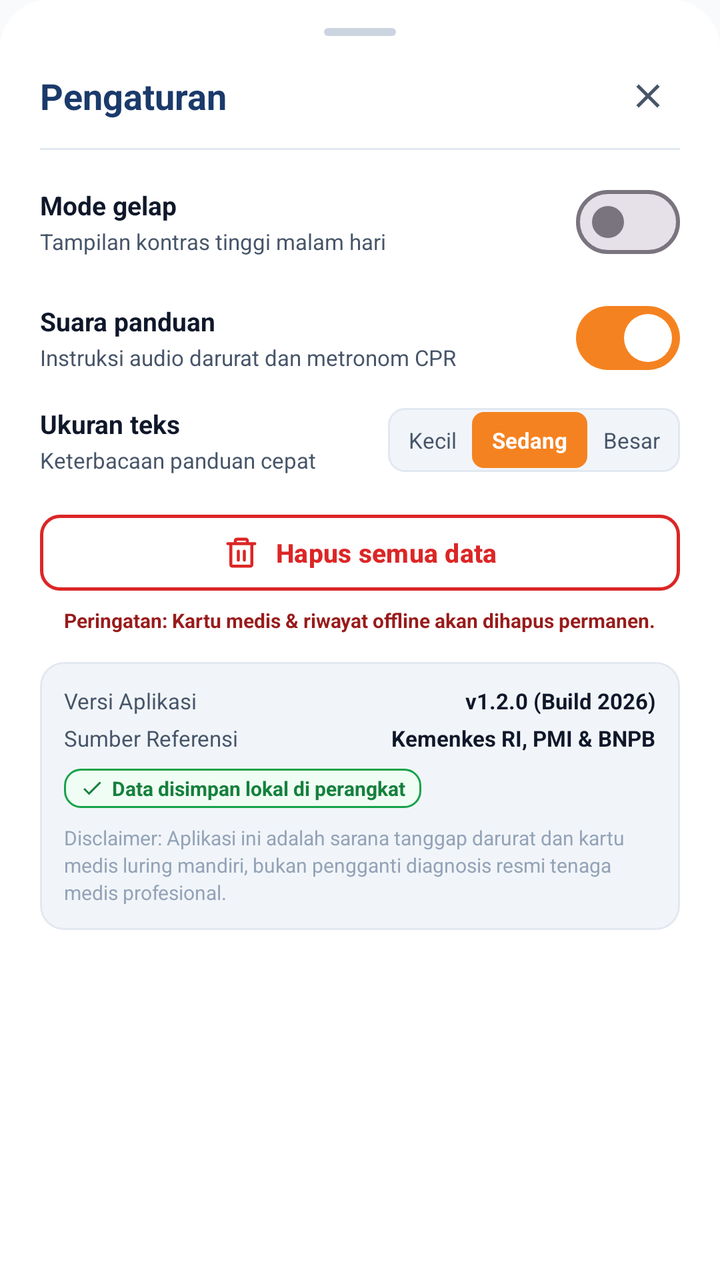
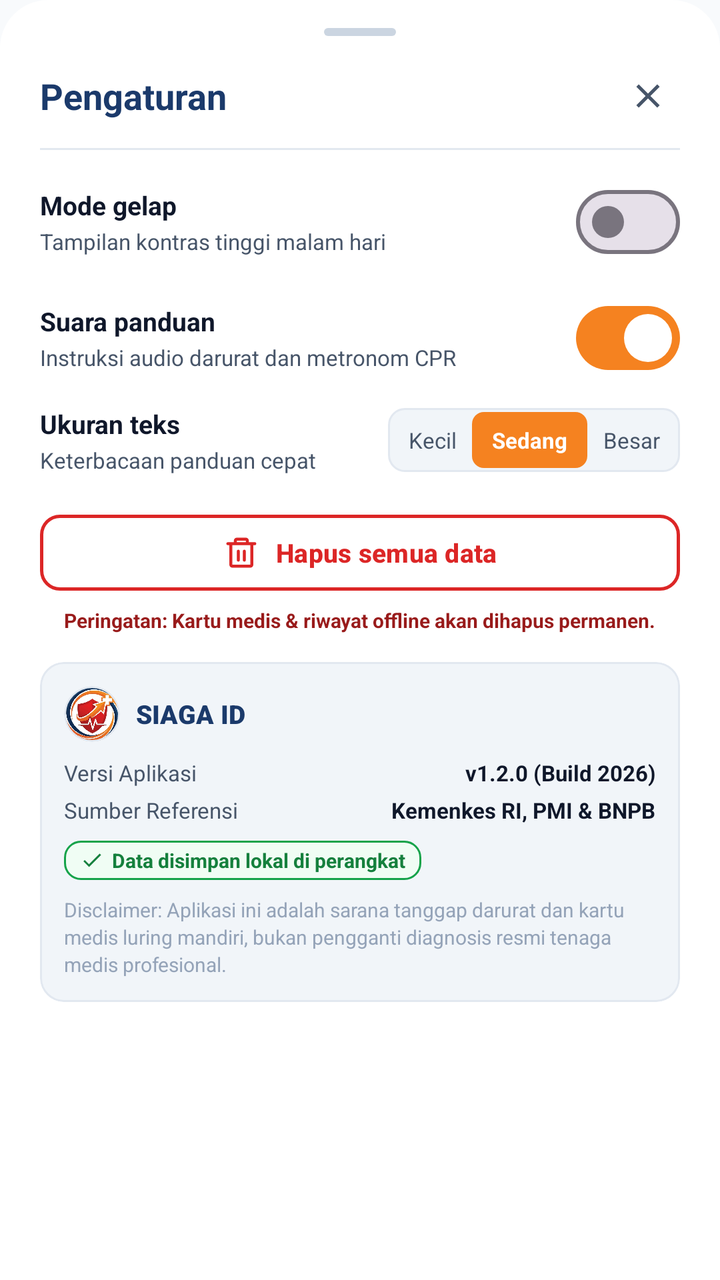

An Android layout rendered at two revisions. The XML below is the earlier revision; the diff shows what the commit changed to produce the second picture.
<!-- AndroidManifest.xml: application theme Theme.Project_Prasetio -->
<!-- res/layout/fragment_settings_bottom_sheet.xml -->
<?xml version="1.0" encoding="utf-8"?>
<LinearLayout xmlns:android="http://schemas.android.com/apk/res/android"
    xmlns:app="http://schemas.android.com/apk/res-auto"
    android:layout_width="match_parent"
    android:layout_height="wrap_content"
    android:background="@drawable/bg_sheet_rounded"
    android:orientation="vertical"
    android:paddingStart="20dp"
    android:paddingTop="10dp"
    android:paddingEnd="20dp"
    android:paddingBottom="24dp">

    
    <View
        android:layout_width="36dp"
        android:layout_height="4dp"
        android:layout_gravity="center_horizontal"
        android:layout_marginTop="4dp"
        android:layout_marginBottom="14dp"
        android:background="@drawable/bg_drag_handle" />

    
    <LinearLayout
        android:layout_width="match_parent"
        android:layout_height="wrap_content"
        android:gravity="center_vertical"
        android:orientation="horizontal">

        <TextView
            android:layout_width="0dp"
            android:layout_height="wrap_content"
            android:layout_weight="1"
            android:text="Pengaturan"
            android:textColor="@color/navy"
            android:textSize="18sp"
            android:textStyle="bold" />

        <ImageView
            android:id="@+id/btnCloseSheet"
            android:layout_width="32dp"
            android:layout_height="32dp"
            android:background="?attr/selectableItemBackgroundBorderless"
            android:clickable="true"
            android:contentDescription="Tutup"
            android:focusable="true"
            android:padding="6dp"
            android:src="@drawable/ic_close"
            app:tint="@color/text_secondary" />
    </LinearLayout>

    <View
        android:layout_width="match_parent"
        android:layout_height="1dp"
        android:layout_marginTop="10dp"
        android:background="@color/stroke_outline" />

    
    <LinearLayout
        android:layout_width="match_parent"
        android:layout_height="wrap_content"
        android:layout_marginTop="12dp"
        android:gravity="center_vertical"
        android:orientation="horizontal">

        <LinearLayout
            android:layout_width="0dp"
            android:layout_height="wrap_content"
            android:layout_weight="1"
            android:orientation="vertical">

            <TextView
                android:layout_width="wrap_content"
                android:layout_height="wrap_content"
                android:text="Mode gelap"
                android:textColor="@color/text_primary"
                android:textSize="13sp"
                android:textStyle="bold" />

            <TextView
                android:layout_width="wrap_content"
                android:layout_height="wrap_content"
                android:layout_marginTop="2dp"
                android:text="Tampilan kontras tinggi malam hari"
                android:textColor="@color/text_secondary"
                android:textSize="11sp" />
        </LinearLayout>

        <com.google.android.material.materialswitch.MaterialSwitch
            android:id="@+id/switchDarkMode"
            android:layout_width="wrap_content"
            android:layout_height="wrap_content"
            android:checked="false" />
    </LinearLayout>

    
    <LinearLayout
        android:layout_width="match_parent"
        android:layout_height="wrap_content"
        android:layout_marginTop="10dp"
        android:gravity="center_vertical"
        android:orientation="horizontal">

        <LinearLayout
            android:layout_width="0dp"
            android:layout_height="wrap_content"
            android:layout_weight="1"
            android:orientation="vertical">

            <TextView
                android:layout_width="wrap_content"
                android:layout_height="wrap_content"
                android:text="Suara panduan"
                android:textColor="@color/text_primary"
                android:textSize="13sp"
                android:textStyle="bold" />

            <TextView
                android:layout_width="wrap_content"
                android:layout_height="wrap_content"
                android:layout_marginTop="2dp"
                android:text="Instruksi audio darurat dan metronom CPR"
                android:textColor="@color/text_secondary"
                android:textSize="11sp" />
        </LinearLayout>

        <com.google.android.material.materialswitch.MaterialSwitch
            android:id="@+id/switchVoiceGuidance"
            android:layout_width="wrap_content"
            android:layout_height="wrap_content"
            android:checked="true"
            app:thumbTint="@color/white"
            app:trackTint="@color/orange" />
    </LinearLayout>

    
    <LinearLayout
        android:layout_width="match_parent"
        android:layout_height="wrap_content"
        android:layout_marginTop="10dp"
        android:gravity="center_vertical"
        android:orientation="horizontal">

        <LinearLayout
            android:layout_width="0dp"
            android:layout_height="wrap_content"
            android:layout_weight="1"
            android:orientation="vertical">

            <TextView
                android:layout_width="wrap_content"
                android:layout_height="wrap_content"
                android:text="Ukuran teks"
                android:textColor="@color/text_primary"
                android:textSize="13sp"
                android:textStyle="bold" />

            <TextView
                android:layout_width="wrap_content"
                android:layout_height="wrap_content"
                android:layout_marginTop="2dp"
                android:text="Keterbacaan panduan cepat"
                android:textColor="@color/text_secondary"
                android:textSize="11sp" />
        </LinearLayout>

        
        <LinearLayout
            android:layout_width="wrap_content"
            android:layout_height="32dp"
            android:background="@drawable/bg_segmented_container"
            android:gravity="center_vertical"
            android:orientation="horizontal"
            android:padding="2dp">

            <TextView
                android:id="@+id/btnTextSmall"
                android:layout_width="wrap_content"
                android:layout_height="match_parent"
                android:gravity="center"
                android:paddingStart="8dp"
                android:paddingEnd="8dp"
                android:text="Kecil"
                android:textColor="@color/text_secondary"
                android:textSize="11sp" />

            <TextView
                android:id="@+id/btnTextMedium"
                android:layout_width="wrap_content"
                android:layout_height="match_parent"
                android:background="@drawable/bg_segment_active"
                android:gravity="center"
                android:paddingStart="10dp"
                android:paddingEnd="10dp"
                android:text="Sedang"
                android:textColor="@color/white"
                android:textSize="11sp"
                android:textStyle="bold" />

            <TextView
                android:id="@+id/btnTextLarge"
                android:layout_width="wrap_content"
                android:layout_height="match_parent"
                android:gravity="center"
                android:paddingStart="8dp"
                android:paddingEnd="8dp"
                android:text="Besar"
                android:textColor="@color/text_secondary"
                android:textSize="11sp" />
        </LinearLayout>
    </LinearLayout>

    
    <LinearLayout
        android:layout_width="match_parent"
        android:layout_height="wrap_content"
        android:layout_marginTop="16dp"
        android:orientation="vertical">

        <com.google.android.material.button.MaterialButton
            android:id="@+id/btnDeleteAllData"
            style="@style/Widget.Material3.Button.OutlinedButton"
            android:layout_width="match_parent"
            android:layout_height="46dp"
            android:text="Hapus semua data"
            android:textColor="@color/red"
            android:textSize="13sp"
            android:textStyle="bold"
            app:cornerRadius="10dp"
            app:icon="@drawable/ic_delete"
            app:iconGravity="textStart"
            app:iconPadding="8dp"
            app:iconSize="18dp"
            app:iconTint="@color/red"
            app:strokeColor="@color/red"
            app:strokeWidth="1.5dp" />

        <TextView
            android:layout_width="wrap_content"
            android:layout_height="wrap_content"
            android:layout_gravity="center_horizontal"
            android:layout_marginTop="4dp"
            android:text="Peringatan: Kartu medis &amp; riwayat offline akan dihapus permanen."
            android:textColor="@color/red_dark"
            android:textSize="10sp"
            android:textStyle="bold" />
    </LinearLayout>

    
    <com.google.android.material.card.MaterialCardView
        android:layout_width="match_parent"
        android:layout_height="wrap_content"
        android:layout_marginTop="14dp"
        app:cardBackgroundColor="@color/track_pills"
        app:cardCornerRadius="12dp"
        app:cardElevation="0dp"
        app:strokeColor="@color/stroke_outline"
        app:strokeWidth="1dp">

        <LinearLayout
            android:layout_width="match_parent"
            android:layout_height="wrap_content"
            android:orientation="vertical"
            android:padding="12dp">

            <LinearLayout
                android:layout_width="match_parent"
                android:layout_height="wrap_content"
                android:orientation="horizontal">

                <TextView
                    android:layout_width="0dp"
                    android:layout_height="wrap_content"
                    android:layout_weight="1"
                    android:text="Versi Aplikasi"
                    android:textColor="@color/text_secondary"
                    android:textSize="11sp" />

                <TextView
                    android:layout_width="wrap_content"
                    android:layout_height="wrap_content"
                    android:text="v1.2.0 (Build 2026)"
                    android:textColor="@color/text_primary"
                    android:textSize="11sp"
                    android:textStyle="bold" />
            </LinearLayout>

            <LinearLayout
                android:layout_width="match_parent"
                android:layout_height="wrap_content"
                android:layout_marginTop="4dp"
                android:orientation="horizontal">

                <TextView
                    android:layout_width="0dp"
                    android:layout_height="wrap_content"
                    android:layout_weight="1"
                    android:text="Sumber Referensi"
                    android:textColor="@color/text_secondary"
                    android:textSize="11sp" />

                <TextView
                    android:layout_width="wrap_content"
                    android:layout_height="wrap_content"
                    android:text="Kemenkes RI, PMI &amp; BNPB"
                    android:textColor="@color/text_primary"
                    android:textSize="11sp"
                    android:textStyle="bold" />
            </LinearLayout>

            
            <LinearLayout
                android:layout_width="wrap_content"
                android:layout_height="wrap_content"
                android:layout_marginTop="8dp"
                android:background="@drawable/bg_badge_green"
                android:gravity="center_vertical"
                android:orientation="horizontal"
                android:paddingStart="8dp"
                android:paddingTop="3dp"
                android:paddingEnd="8dp"
                android:paddingBottom="3dp">

                <ImageView
                    android:layout_width="12dp"
                    android:layout_height="12dp"
                    android:src="@drawable/ic_check"
                    app:tint="@color/green_dark" />

                <TextView
                    android:layout_width="wrap_content"
                    android:layout_height="wrap_content"
                    android:layout_marginStart="4dp"
                    android:text="Data disimpan lokal di perangkat"
                    android:textColor="@color/green_dark"
                    android:textSize="10sp"
                    android:textStyle="bold" />
            </LinearLayout>

            <TextView
                android:layout_width="match_parent"
                android:layout_height="wrap_content"
                android:layout_marginTop="8dp"
                android:lineSpacingExtra="2dp"
                android:text="Disclaimer: Aplikasi ini adalah sarana tanggap darurat dan kartu medis luring mandiri, bukan pengganti diagnosis resmi tenaga medis profesional."
                android:textColor="@color/text_muted"
                android:textSize="10sp" />
        </LinearLayout>
    </com.google.android.material.card.MaterialCardView>

</LinearLayout>
<!-- resources referenced by this layout -->
<resources>
  <color name="green_dark">#15803D</color>
  <color name="navy">#1B3A6B</color>
  <color name="orange">#F58220</color>
  <color name="red">#DC2626</color>
  <color name="red_dark">#991B1B</color>
  <color name="stroke_outline">#E2E8F0</color>
  <color name="text_muted">#94A3B8</color>
  <color name="text_primary">#0F172A</color>
  <color name="text_secondary">#475569</color>
  <color name="track_pills">#F1F5F9</color>
  <color name="white">#FFFFFFFF</color>
  <!-- drawable bg_badge_green (drawable) -->
  <?xml version="1.0" encoding="utf-8"?>
  <shape xmlns:android="http://schemas.android.com/apk/res/android"
      android:shape="rectangle">
      <corners android:radius="8dp" />
      <solid android:color="@color/call_green_light" />
      <stroke android:width="1dp" android:color="@color/call_green" />
  </shape>
  <!-- drawable bg_drag_handle (drawable) -->
  <?xml version="1.0" encoding="utf-8"?>
  <shape xmlns:android="http://schemas.android.com/apk/res/android"
      android:shape="rectangle">
      <solid android:color="#CBD5E1" />
      <corners android:radius="999dp" />
      <size
          android:width="40dp"
          android:height="4dp" />
  </shape>
  <!-- drawable bg_segment_active (drawable) -->
  <?xml version="1.0" encoding="utf-8"?>
  <shape xmlns:android="http://schemas.android.com/apk/res/android"
      android:shape="rectangle">
      <solid android:color="@color/orange" />
      <corners android:radius="6dp" />
  </shape>
  <!-- drawable bg_segmented_container (drawable) -->
  <?xml version="1.0" encoding="utf-8"?>
  <shape xmlns:android="http://schemas.android.com/apk/res/android"
      android:shape="rectangle">
      <solid android:color="@color/track_pills" />
      <corners android:radius="8dp" />
      <stroke
          android:width="1dp"
          android:color="@color/stroke_outline" />
  </shape>
  <!-- drawable bg_sheet_rounded (drawable) -->
  <?xml version="1.0" encoding="utf-8"?>
  <shape xmlns:android="http://schemas.android.com/apk/res/android"
      android:shape="rectangle">
      <solid android:color="@color/card_surface" />
      <corners
          android:topLeftRadius="24dp"
          android:topRightRadius="24dp" />
  </shape>
  <!-- drawable ic_check (drawable) -->
  <vector xmlns:android="http://schemas.android.com/apk/res/android"
      android:width="24dp"
      android:height="24dp"
      android:viewportWidth="24"
      android:viewportHeight="24">
      <path
          android:fillColor="#16A34A"
          android:pathData="M9,16.17L4.83,12L3.41,13.41L9,19L21,7L19.59,5.59L9,16.17Z" />
  </vector>
  <!-- drawable ic_close (drawable) -->
  <vector xmlns:android="http://schemas.android.com/apk/res/android"
      android:width="24dp"
      android:height="24dp"
      android:viewportWidth="24"
      android:viewportHeight="24">
      <path
          android:fillColor="@color/navy"
          android:pathData="M19,6.41L17.59,5 12,10.59 6.41,5 5,6.41 10.59,12 5,17.59 6.41,19 12,13.41 17.59,19 19,17.59 13.41,12z"/>
  </vector>
  <!-- drawable ic_delete (drawable) -->
  <vector xmlns:android="http://schemas.android.com/apk/res/android"
      android:width="24dp"
      android:height="24dp"
      android:viewportWidth="24"
      android:viewportHeight="24">
      <path
          android:strokeColor="#DC2626"
          android:strokeWidth="2"
          android:strokeLineCap="round"
          android:strokeLineJoin="round"
          android:pathData="M3,6H21 M19,6V20C19,20.55 18.55,21 18,21H6C5.45,21 5,20.55 5,20V6 M8,6V4C8,3.45 8.45,3 9,3H15C15.55,3 16,3.45 16,4V6 M10,11V17 M14,11V17" />
  </vector>
  <style name="Theme.Project_Prasetio" parent="Base.Theme.Project_Prasetio" />
  <color name="call_green_light">#F0FDF4</color>
  <color name="call_green">#16A34A</color>
  <color name="card_surface">#FFFFFF</color>
  <color name="app_bg">#F8FAFC</color>
  <!-- unchanged entries left out for length: 1 -->
</resources>

<!-- the commit's change to res/layout/fragment_settings_bottom_sheet.xml (unified diff, before → after) -->
@@ -262,6 +262,42 @@
             android:orientation="vertical"
             android:padding="12dp">
 
+            
+            <LinearLayout
+                android:layout_width="match_parent"
+                android:layout_height="wrap_content"
+                android:layout_marginBottom="8dp"
+                android:gravity="center_vertical"
+                android:orientation="horizontal">
+
+                <com.google.android.material.card.MaterialCardView
+                    android:layout_width="28dp"
+                    android:layout_height="28dp"
+                    app:cardBackgroundColor="@color/white"
+                    app:cardCornerRadius="14dp"
+                    app:cardElevation="0dp"
+                    app:strokeColor="@color/stroke_outline"
+                    app:strokeWidth="1dp">
+
+                    <ImageView
+                        android:layout_width="match_parent"
+                        android:layout_height="match_parent"
+                        android:contentDescription="@string/app_name"
+                        android:scaleType="centerCrop"
+                        android:src="@drawable/siaga_id" />
+                </com.google.android.material.card.MaterialCardView>
+
+                <TextView
+                    android:layout_width="wrap_content"
+                    android:layout_height="wrap_content"
+                    android:layout_marginStart="8dp"
+                    android:fontFamily="sans-serif-black"
+                    android:text="SIAGA ID"
+                    android:textColor="@color/navy"
+                    android:textSize="13sp"
+                    android:textStyle="bold" />
+            </LinearLayout>
+
             <LinearLayout
                 android:layout_width="match_parent"
                 android:layout_height="wrap_content"
<!-- resource entries referenced after the edit -->
@@ -88,6 +88,8 @@
           android:strokeLineJoin="round"
           android:pathData="M3,6H21 M19,6V20C19,20.55 18.55,21 18,21H6C5.45,21 5,20.55 5,20V6 M8,6V4C8,3.45 8.45,3 9,3H15C15.55,3 16,3.45 16,4V6 M10,11V17 M14,11V17" />
   </vector>
+  <!-- drawable siaga_id: jpg bitmap (drawable, 127110 bytes) -->
+  <string name="app_name">SIAGA ID</string>
   <style name="Theme.Project_Prasetio" parent="Base.Theme.Project_Prasetio" />
   <color name="call_green_light">#F0FDF4</color>
   <color name="call_green">#16A34A</color>
